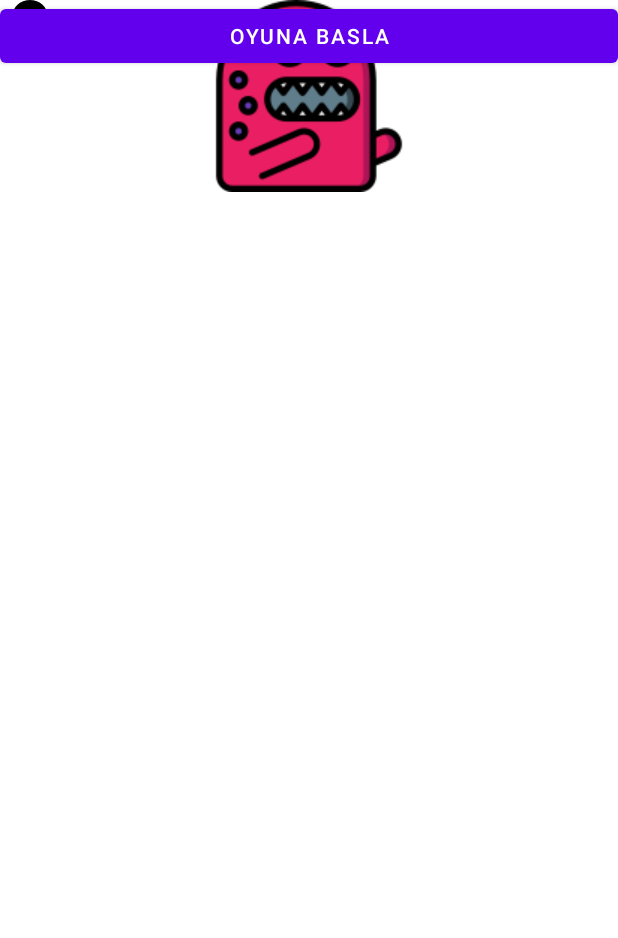
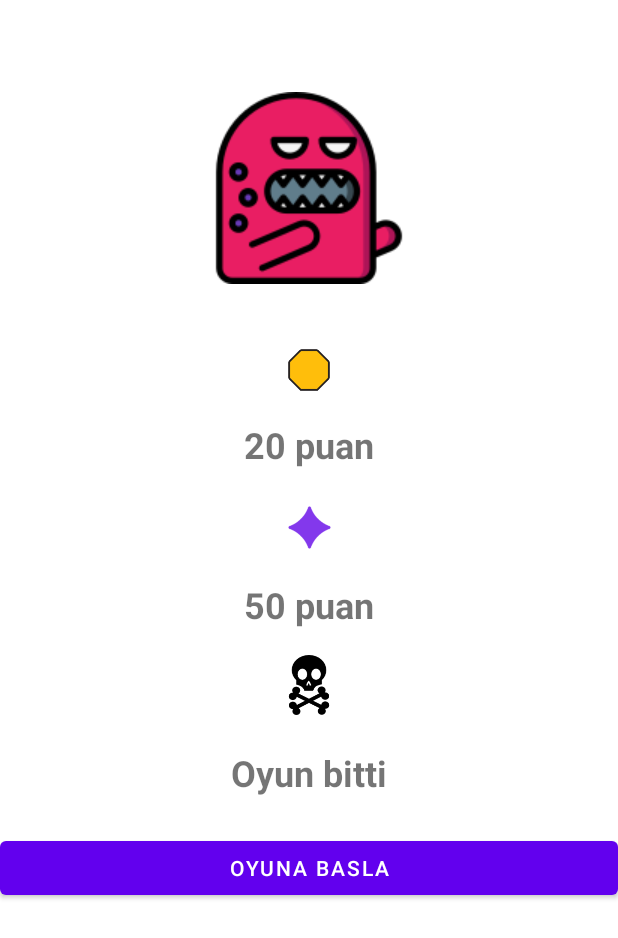
Before and after one commit to ozancanguz/Monster-Game, an Android app: the OyunEkrani screen opened directly, with no data from a screen before it, on a phone screen of 412 x 824 dp. Shown: the top 938 px of the screen. Run offline under Robolectric (Android 15) with nearby library versions, the phone set to English and light mode, and no system bars.

Commit message:
-oyun ekrani dizayn edildi

```diff
--- a/app/src/main/res/layout/activity_oyun_ekrani.xml
+++ b/app/src/main/res/layout/activity_oyun_ekrani.xml
@@ -11,74 +11,96 @@
         android:layout_width="50dp"
         android:layout_height="50dp"
 
+        android:layout_marginTop="14dp"
         android:src="@drawable/purple"
-        tools:layout_editor_absoluteX="165dp"
-        tools:layout_editor_absoluteY="325dp" />
+        app:layout_constraintEnd_toEndOf="parent"
+        app:layout_constraintHorizontal_bias="0.5"
+        app:layout_constraintStart_toStartOf="parent"
+        app:layout_constraintTop_toBottomOf="@+id/textView" />
 
     <ImageView
         android:id="@+id/imageView"
         android:layout_width="wrap_content"
         android:layout_height="wrap_content"
+        android:layout_marginTop="61dp"
         app:layout_constraintEnd_toEndOf="parent"
+        app:layout_constraintHorizontal_bias="0.5"
         app:layout_constraintStart_toStartOf="parent"
-        app:srcCompat="@drawable/monster"
-        tools:layout_editor_absoluteY="62dp" />
+        app:layout_constraintTop_toTopOf="parent"
+        app:srcCompat="@drawable/monster" />
 
     <ImageView
         android:id="@+id/imageView2"
         android:layout_width="40dp"
         android:layout_height="40dp"
-        app:srcCompat="@drawable/yellowobject"
-        tools:layout_editor_absoluteX="165dp"
-        tools:layout_editor_absoluteY="226dp" />
+        android:layout_marginTop="37dp"
+        app:layout_constraintEnd_toEndOf="parent"
+        app:layout_constraintHorizontal_bias="0.5"
+        app:layout_constraintStart_toStartOf="parent"
+        app:layout_constraintTop_toBottomOf="@+id/imageView"
+        app:srcCompat="@drawable/yellowobject" />
 
     <TextView
         android:id="@+id/textView"
         android:layout_width="match_parent"
         android:layout_height="wrap_content"
+        android:layout_marginTop="13dp"
         android:gravity="center"
         android:text="20 puan"
         android:textSize="24sp"
         android:textStyle="bold"
+        app:layout_constraintEnd_toEndOf="parent"
+        app:layout_constraintHorizontal_bias="0.5"
         app:layout_constraintStart_toStartOf="parent"
-        tools:layout_editor_absoluteY="279dp" />
+        app:layout_constraintTop_toBottomOf="@+id/imageView2" />
 
     <TextView
         android:id="@+id/textView2"
         android:layout_width="match_parent"
         android:layout_height="wrap_content"
+        android:layout_marginTop="10dp"
         android:gravity="center"
         android:text="50 puan"
         android:textSize="24sp"
         android:textStyle="bold"
+        app:layout_constraintEnd_toEndOf="parent"
+        app:layout_constraintHorizontal_bias="0.5"
         app:layout_constraintStart_toStartOf="parent"
-        tools:layout_editor_absoluteY="385dp" />
+        app:layout_constraintTop_toBottomOf="@+id/imageView3" />
 
     <ImageView
         android:id="@+id/imageView4"
         android:layout_width="40dp"
         android:layout_height="40dp"
-        app:srcCompat="@drawable/black"
-        tools:layout_editor_absoluteX="175dp"
-        tools:layout_editor_absoluteY="434dp" />
+        android:layout_marginTop="17dp"
+        app:layout_constraintEnd_toEndOf="parent"
+        app:layout_constraintHorizontal_bias="0.5"
+        app:layout_constraintStart_toStartOf="parent"
+        app:layout_constraintTop_toBottomOf="@+id/textView2"
+        app:srcCompat="@drawable/black" />
 
     <TextView
         android:id="@+id/textView3"
         android:layout_width="match_parent"
         android:layout_height="wrap_content"
+        android:layout_marginTop="22dp"
+        android:gravity="center"
+        android:text="Oyun bitti"
         android:textSize="24sp"
         android:textStyle="bold"
-        android:text="Oyun bitti"
-        android:gravity="center"
         app:layout_constraintEnd_toEndOf="parent"
+        app:layout_constraintHorizontal_bias="0.5"
         app:layout_constraintStart_toStartOf="parent"
-        tools:layout_editor_absoluteY="496dp" />
+        app:layout_constraintTop_toBottomOf="@+id/imageView4" />
 
     <Button
         android:id="@+id/baslabtn"
         android:layout_width="match_parent"
         android:layout_height="wrap_content"
+        android:layout_marginTop="23dp"
         android:text="Oyuna Basla"
-        tools:layout_editor_absoluteX="148dp"
-        tools:layout_editor_absoluteY="552dp" />
+        app:layout_constraintEnd_toEndOf="parent"
+        app:layout_constraintHorizontal_bias="0.5"
+        app:layout_constraintStart_toStartOf="parent"
+        app:layout_constraintTop_toBottomOf="@+id/textView3" />
 </androidx.constraintlayout.widget.ConstraintLayout>
```
